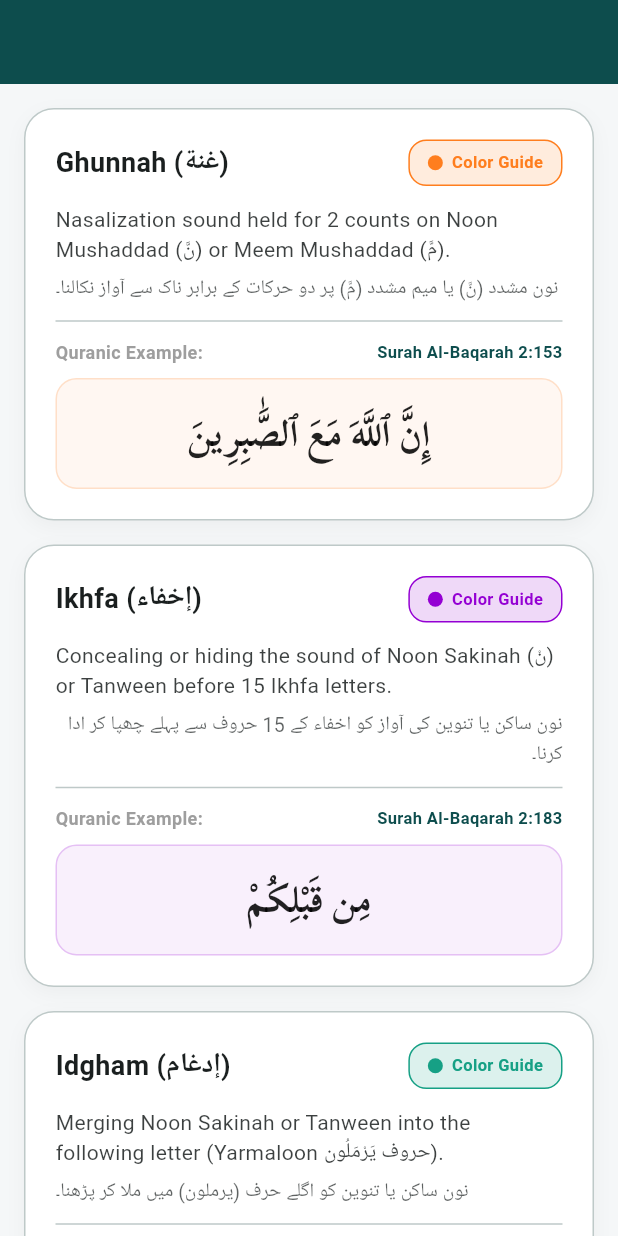
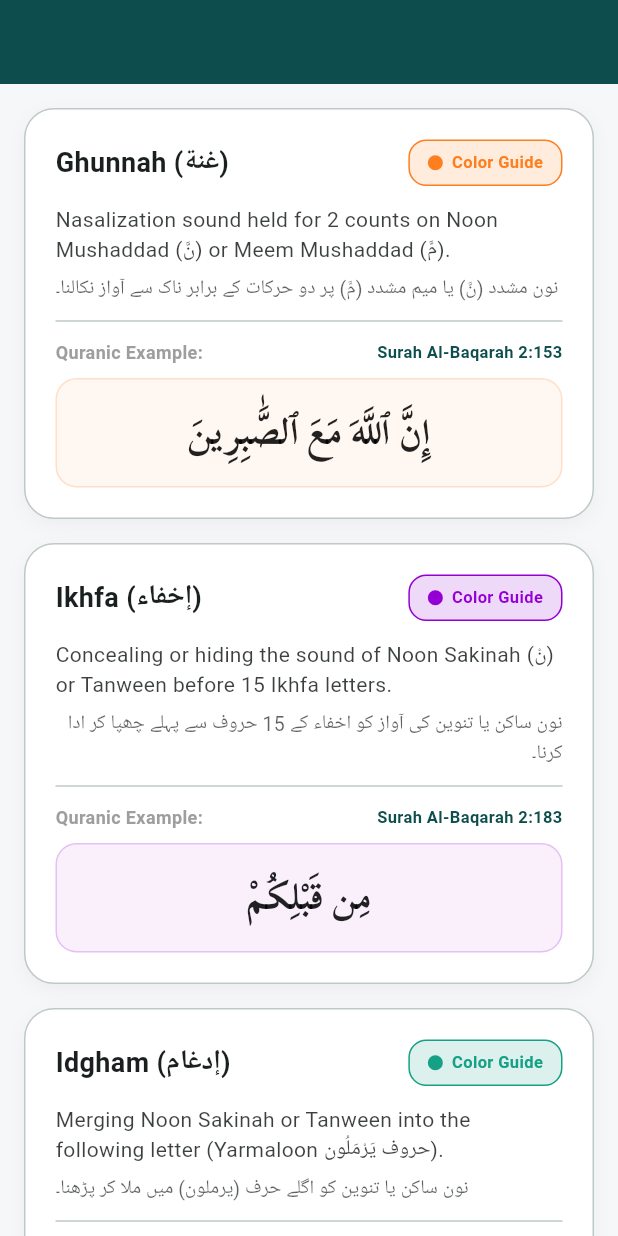
Before and after one commit to talibafridi97-source/Quran-Tajweed-app, a Flutter app: the TajweedRulesScreen screen opened by its route, on a phone screen of 412 x 824 dp. Run offline on Flutter 3.47's test engine with Material 3 defaults, Android fonts, the phone set to English and light mode, and no system bars; our stand-ins replace flutter_compass, flutter_spinkit, geolocator, google_fonts, just_audio, share_plus and 2 more; accounts and stored records are empty; network calls fail.

Commit message:
Refactor: Enhanced Tajweed rendering and improved UI consistency in Juz, Page, and Surah screens

```diff
--- a/lib/core/utils/tajweed_parser.dart
+++ b/lib/core/utils/tajweed_parser.dart
@@ -43,6 +43,7 @@ class TajweedParser {
     double? fontSize,
     Color? defaultColor,
     String? fontFamily,
+    bool showTajweed = true,
   }) {
     List<InlineSpan> spans = [];
 
@@ -60,13 +61,14 @@ class TajweedParser {
         ? fontFamily
         : AppConstants.uthmaniFont;
 
-    TextStyle getStyle(Color col, {bool isBold = false}) {
+    TextStyle getStyle(Color col) {
       return TextStyle(
         color: col,
         fontSize: fontSize ?? 26,
         fontFamily: selectedFont,
-        fontWeight: isBold ? FontWeight.bold : FontWeight.w600,
-        height: 2.0,
+        fontWeight: FontWeight.normal,
+        height: 1.95,
+        letterSpacing: 0.0,
       );
     }
 
@@ -86,10 +88,12 @@ class TajweedParser {
       String content = match.group(2) ?? '';
 
       if (content.isNotEmpty) {
-        Color color = _tajweedColors[rule] ?? (defaultColor ?? Colors.black87);
+        Color color = showTajweed
+            ? (_tajweedColors[rule] ?? (defaultColor ?? Colors.black87))
+            : (defaultColor ?? Colors.black87);
         spans.add(TextSpan(
           text: content,
-          style: getStyle(color, isBold: true),
+          style: getStyle(color),
         ));
       }
 
--- a/lib/core/widgets/tajweed_text.dart
+++ b/lib/core/widgets/tajweed_text.dart
@@ -2,22 +2,28 @@ import 'package:flutter/material.dart';
 import '../constants/constants.dart';
 import '../utils/tajweed_parser.dart';
 
+import '../../models/ayah.dart';
+
 class TajweedText extends StatelessWidget {
-  final String rawText;
+  final String? rawText;
+  final List<Ayah>? ayahs;
   final double fontSize;
   final String? fontFamily;
   final TextAlign textAlign;
   final Color? defaultColor;
   final int? ayahNumber;
+  final bool showTajweed;
 
   const TajweedText({
     super.key,
-    required this.rawText,
-    this.fontSize = 26,
+    this.rawText,
+    this.ayahs,
+    this.fontSize = 24,
     this.fontFamily,
-    this.textAlign = TextAlign.right,
+    this.textAlign = TextAlign.justify,
     this.defaultColor,
     this.ayahNumber,
+    this.showTajweed = true,
   });
 
   // Utility to convert digits to Arabic numerals: 1 -> ١
@@ -37,26 +43,48 @@ class TajweedText extends StatelessWidget {
         ? fontFamily!
         : AppConstants.uthmaniFont;
 
-    // Parse Tajweed text using the enhanced parser
+    if (ayahs != null && ayahs!.isNotEmpty) {
+      for (int i = 0; i < ayahs!.length; i++) {
+        final ayah = ayahs![i];
         spans.addAll(TajweedParser.parse(
-      rawText,
+          '${ayah.text} ',
           fontSize: fontSize,
           fontFamily: activeFontFamily,
           defaultColor: defaultColor ?? Colors.black87,
+          showTajweed: showTajweed,
+        ));
+        final arabicNum = _toArabicDigits(ayah.numberInSurah);
+        spans.add(TextSpan(
+          text: ' ﴿$arabicNum﴾ ',
+          style: TextStyle(
+            color: const Color(0xFFC9A227), // Gold for Ayah numbers
+            fontSize: fontSize * 0.75,
+            fontWeight: FontWeight.normal,
+            fontFamily: activeFontFamily,
+          ),
+        ));
+      }
+    } else if (rawText != null && rawText!.isNotEmpty) {
+      spans.addAll(TajweedParser.parse(
+        rawText!,
+        fontSize: fontSize,
+        fontFamily: activeFontFamily,
+        defaultColor: defaultColor ?? Colors.black87,
+        showTajweed: showTajweed,
       ));
 
-    // Add Ayah Number badge at the end of text
       if (ayahNumber != null) {
         final arabicNum = _toArabicDigits(ayahNumber!);
         spans.add(TextSpan(
           text: ' ﴿$arabicNum﴾ ',
           style: TextStyle(
-          color: const Color(0xFFD4AF37), // Gold for Ayah numbers
+            color: const Color(0xFFC9A227),
             fontSize: fontSize * 0.75,
-          fontWeight: FontWeight.bold,
+            fontWeight: FontWeight.normal,
             fontFamily: activeFontFamily,
           ),
         ));
+      }
     }
 
     return Directionality(
@@ -65,14 +93,21 @@ class TajweedText extends StatelessWidget {
         TextSpan(
           style: TextStyle(
             fontSize: fontSize,
-            height: 2.0,
+            height: 1.95,
+            letterSpacing: 0.0,
             fontFamily: activeFontFamily,
             color: defaultColor ?? Colors.black87,
+            fontWeight: FontWeight.normal,
           ),
           children: spans,
         ),
         textAlign: textAlign,
         textDirection: TextDirection.rtl,
+        textHeightBehavior: const TextHeightBehavior(
+          applyHeightToFirstAscent: true,
+          applyHeightToLastDescent: true,
+          leadingDistribution: TextLeadingDistribution.even,
+        ),
       ),
     );
   }
```
Also changed, not shown: lib/screens/juz/juz_detail_screen.dart (+6 -15 lines), lib/screens/page/quran_page_screen.dart (+5 -12 lines), lib/screens/surah/surah_detail_screen.dart (+6 -16 lines). Lines whose indentation alone changed are shown as unchanged.
